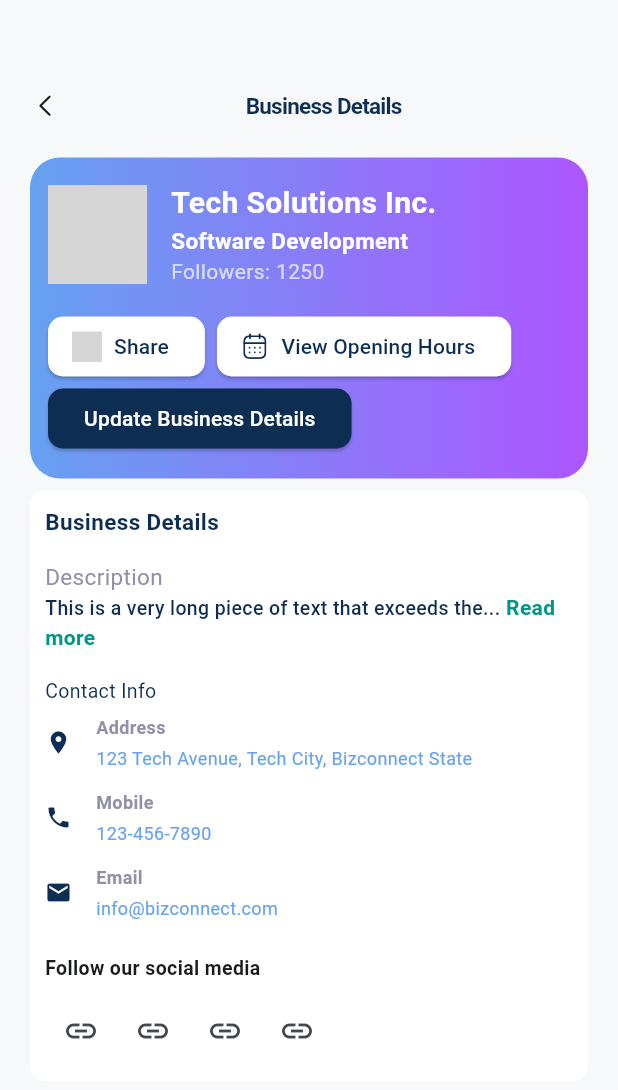
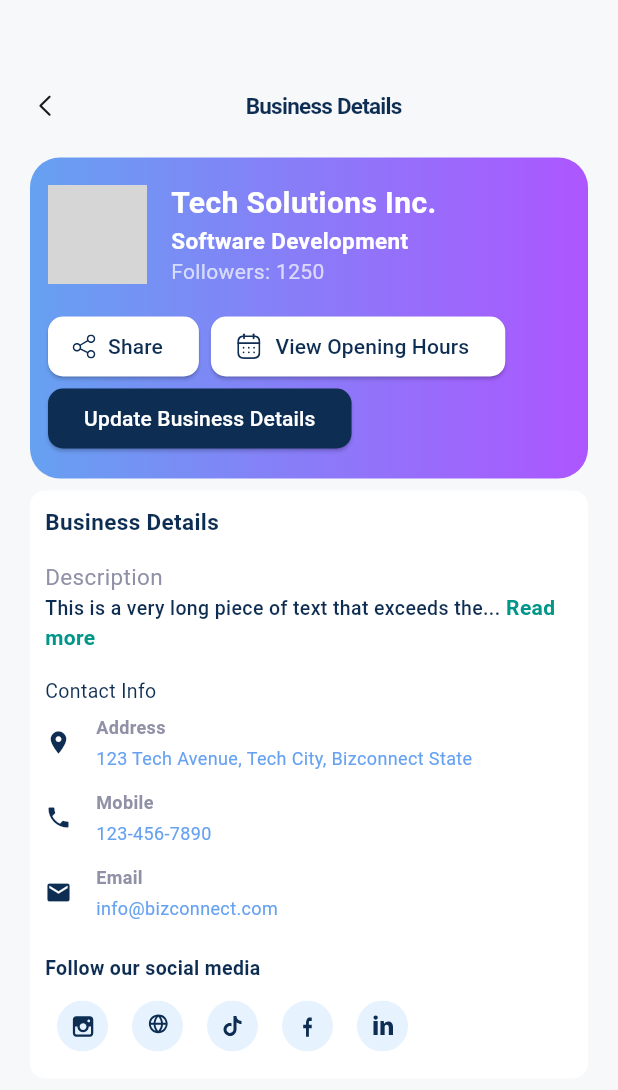
Before and after one commit to geraldkachi/bizconnect-app, a Flutter app: the BusinessDetailPage screen opened by its route, on a phone screen of 412 x 824 dp. Shown: the top 1090 px of the screen. Run offline on Flutter 3.47's test engine with Material 3 defaults, Android fonts, the phone set to English and light mode, and no system bars; our stand-ins replace dio, dropdown_search, flutter_dotenv, flutter_riverpod, flutter_secure_storage, flutter_svg and 7 more; accounts and stored records are empty; network calls fail; Roboto replaces fonts that are missing (Archivo); project files that could hold a hidden picture were left out; grey boxes are pictures that could not be loaded.

```diff
--- a/lib/features/business/widget/my_business_card.dart
+++ b/lib/features/business/widget/my_business_card.dart
@@ -1,6 +1,7 @@
 import 'package:bizconnect/app/theme/colors.dart';
 import 'package:flutter/material.dart';
 import 'package:flutter_svg/flutter_svg.dart';
+import 'package:go_router/go_router.dart';
 
 class MyBusinessDetailsCard extends StatelessWidget {
   final String? businessName;
@@ -107,7 +108,7 @@ class MyBusinessDetailsCard extends StatelessWidget {
                 onPressed: () => onShare(context),
                 icon: SvgPicture.asset(
                       "assets/svg/share.svg",
-                      height: 20,
+                      height: 16,
                     ),
                 // Image.asset(
                 //   "assets/svg/share.svg",
@@ -153,10 +154,14 @@ class MyBusinessDetailsCard extends StatelessWidget {
               ],),
               ElevatedButton(
                 onPressed: () {
-                  Navigator.pushNamed(
-                    context,
+                  // Navigator.pushNamed(
+                  //   context,
+                  //   '/register-business',
+                  //   arguments: {'update': businessName},
+                  // );
+                   context.go(
                     '/register-business',
-                    arguments: {'update': businessName},
+                    extra: {'update': businessName}, // Pass arguments with 'extra'
                   );
                 },
                 style: ElevatedButton.styleFrom(
@@ -173,28 +178,6 @@ class MyBusinessDetailsCard extends StatelessWidget {
               ),
             ],
           ),
-
-          // Dropdown Section (if visible)
-          // if (isDropdownVisible)
-          //   Container(
-          //     margin: const EdgeInsets.only(top: 8),
-          //     padding: const EdgeInsets.all(16),
-          //     decoration: BoxDecoration(
-          //       color: Colors.white,
-          //       borderRadius: BorderRadius.circular(10),
-          //       boxShadow: [
-          //         BoxShadow(
-          //           color: Colors.grey.withOpacity(0.3),
-          //           blurRadius: 6,
-          //           offset: const Offset(0, 2),
-          //         ),
-          //       ],
-          //     ),
-          //     child: Text(
-          //       orderedDays.join(', '),
-          //       style: const TextStyle(fontSize: 14, color: Colors.black),
-          //     ),
-          //   ),
         ],
       ),
     );
--- a/lib/features/business/widget/my_business_detail_info.dart
+++ b/lib/features/business/widget/my_business_detail_info.dart
@@ -4,6 +4,7 @@ import 'package:bizconnect/app/theme/colors.dart';
 import 'package:bizconnect/features/business/widget/read_more_text.dart';
 import 'package:flutter/material.dart';
 import 'package:url_launcher/url_launcher.dart';
+import 'package:flutter_svg/flutter_svg.dart';
 
 class BusinessDetailsInfo extends StatelessWidget {
   final BusinessProfile? businessDetails;
@@ -20,10 +21,11 @@ class BusinessDetailsInfo extends StatelessWidget {
 
     List<Map<String, String?>> constructSocialLinks() {
       return [
-        {'name': 'facebook', 'url': businessDetails?.facebookUrl},
-        {'name': 'instagram', 'url': businessDetails?.instagramUrl},
-        {'name': 'twitter', 'url': businessDetails?.twitterUrl},
-        {'name': 'website', 'url': businessDetails?.websiteUrl},
+        {'name': 'instagram-social', 'url': businessDetails?.instagramUrl},
+        {'name': 'website-social', 'url': businessDetails?.websiteUrl},
+        {'name': 'tiktok-social', 'url': businessDetails?.twitterUrl},
+        {'name': 'facebook-social', 'url': businessDetails?.facebookUrl},
+        {'name': 'linkedin-social', 'url': businessDetails?.facebookUrl},
       ];
     }
 
@@ -70,10 +72,8 @@ class BusinessDetailsInfo extends StatelessWidget {
           crossAxisAlignment: CrossAxisAlignment.start,
           children: [
             Text("Business Details", style: TextStyle(color: red, fontSize: 15, fontWeight: FontWeight.w700)),
-
             // BusinessHoursStatus(isOpen: hasBusinessClosed.isOpened, closingTime: hasBusinessClosed.closingTime),
             SizedBox(height: 16),
-            // SocialLinks(socialLinks: socialLinks),
             Text(
               'Description',
               style: TextStyle(fontSize: 15, color: grey500),
@@ -115,8 +115,8 @@ class BusinessDetailsInfo extends StatelessWidget {
               ],
             ),
             SizedBox(height: 16),
-            Text('Follow our social media', style: TextStyle(fontSize: 13, fontWeight: FontWeight.bold)),
-            SizedBox(height: 8),
+            Text('Follow our social media', style: TextStyle(fontSize: 13, fontWeight: FontWeight.w700, color: red)),
+            SizedBox(height: 4),
             SocialLinks(socialLinks: socialLinks),
           ],
         ),
@@ -164,7 +164,7 @@ class BusinessHoursStatus extends StatelessWidget {
 
   @override
   Widget build(BuildContext context) {
-    return Text(isOpen ? 'Open till $closingTime' : 'Closed');
+    return Text(isOpen ? 'Open * $closingTime' : 'Closed',);
   }
 }
 
@@ -177,12 +177,31 @@ class SocialLinks extends StatelessWidget {
   Widget build(BuildContext context) {
     return Row(
       children: socialLinks.map((link) {
-        if (link['url'] != null) {
-          return IconButton(
-            icon: Icon(Icons.link),
-            onPressed: () => _launchURL(link['url']!),
+        final String? platform = link['name'];
+        final String? url = link['url'];
+
+        if (url != null) {
+          return Container(
+            decoration: BoxDecoration(
+              borderRadius: BorderRadius.circular(10),
+              // color: Colors.blue,
+            ),
+            child: IconButton(
+              icon: SvgPicture.asset(
+                'assets/svg/$platform.svg', // Ensure the SVG exists in the assets
+                height:34,
+                width:34,
+              ),
+              onPressed: () => _launchURL(url),
+            ),
           );
         }
+        // if (link['url'] != null) {
+        //   return IconButton(
+        //     icon: Icon(Icons.link),
+        //     onPressed: () => _launchURL(link['url']!),
+        //   );
+        // }
         return SizedBox.shrink();
       }).toList(),
     );
--- a/lib/features/setup-business-profile/setup-business-view-model.dart
+++ b/lib/features/setup-business-profile/setup-business-view-model.dart
@@ -514,6 +514,7 @@ class SetupBusinessProfileViewModel extends ChangeNotifier {
       // searchFacilities = _healthFacilitiesService.facilitiesModel!;
       isLoading = false;
       // onInit = true;
+
       notifyListeners();
     } on BizException catch (e) {
       isLoading = false;
```
Also changed, not shown: lib/features/setup-business-profile/setup-business-profile.dart (+26 -8 lines), lib/service/setup_profile_service.dart (+9 -19 lines), assets/svg/facebook-social.svg (added), assets/svg/instagram-social.svg (added), assets/svg/linkedin-social.svg (added), assets/svg/linkedin.svg (added), assets/svg/share.svg (added), assets/svg/tiktok-social.svg (added), assets/svg/website-social.svg (added).
